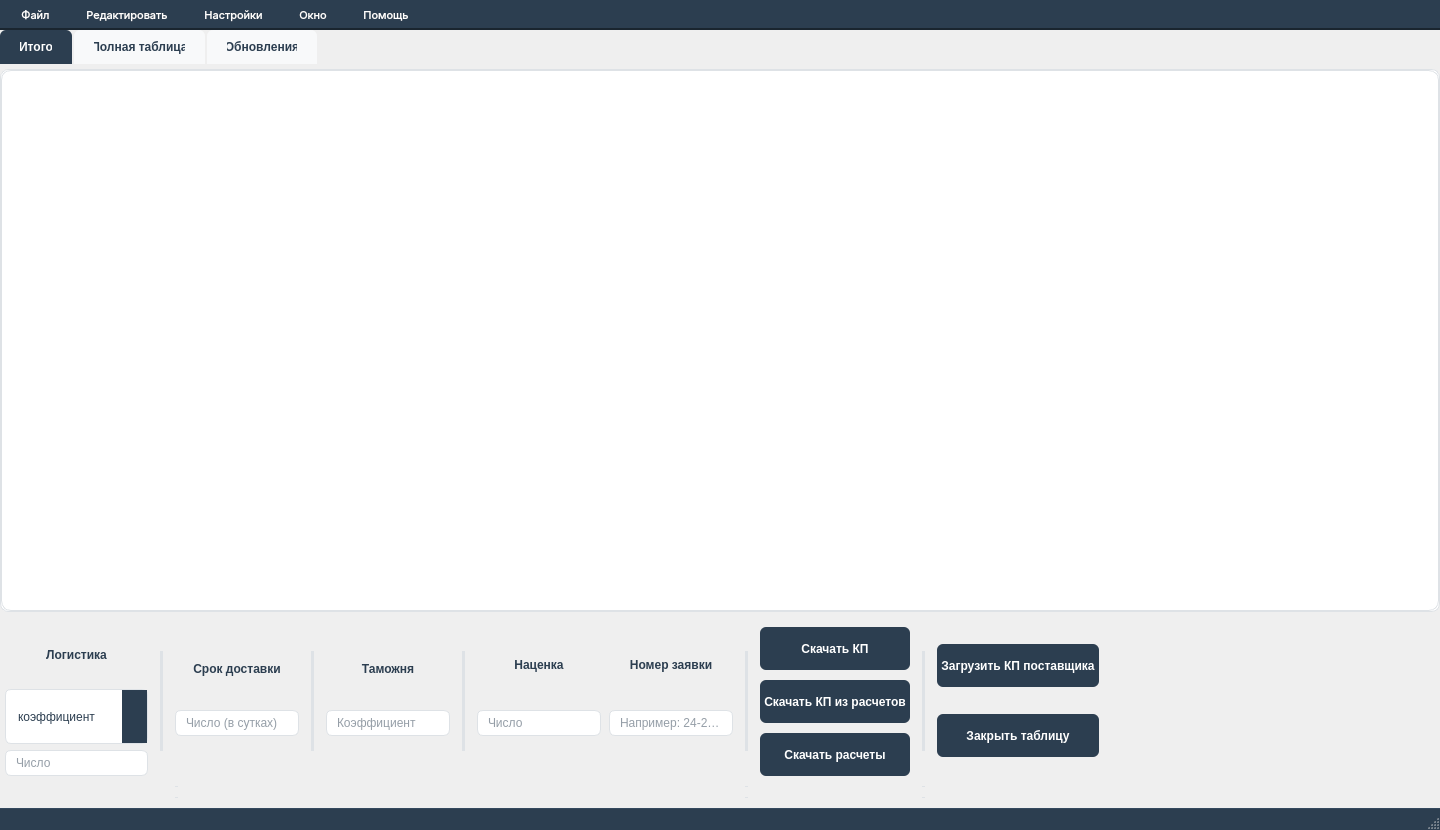
This is ui/mainGui.ui in p4st1/AppForCommercialRequests as Qt 5 draws it before an edit. The edited form follows.
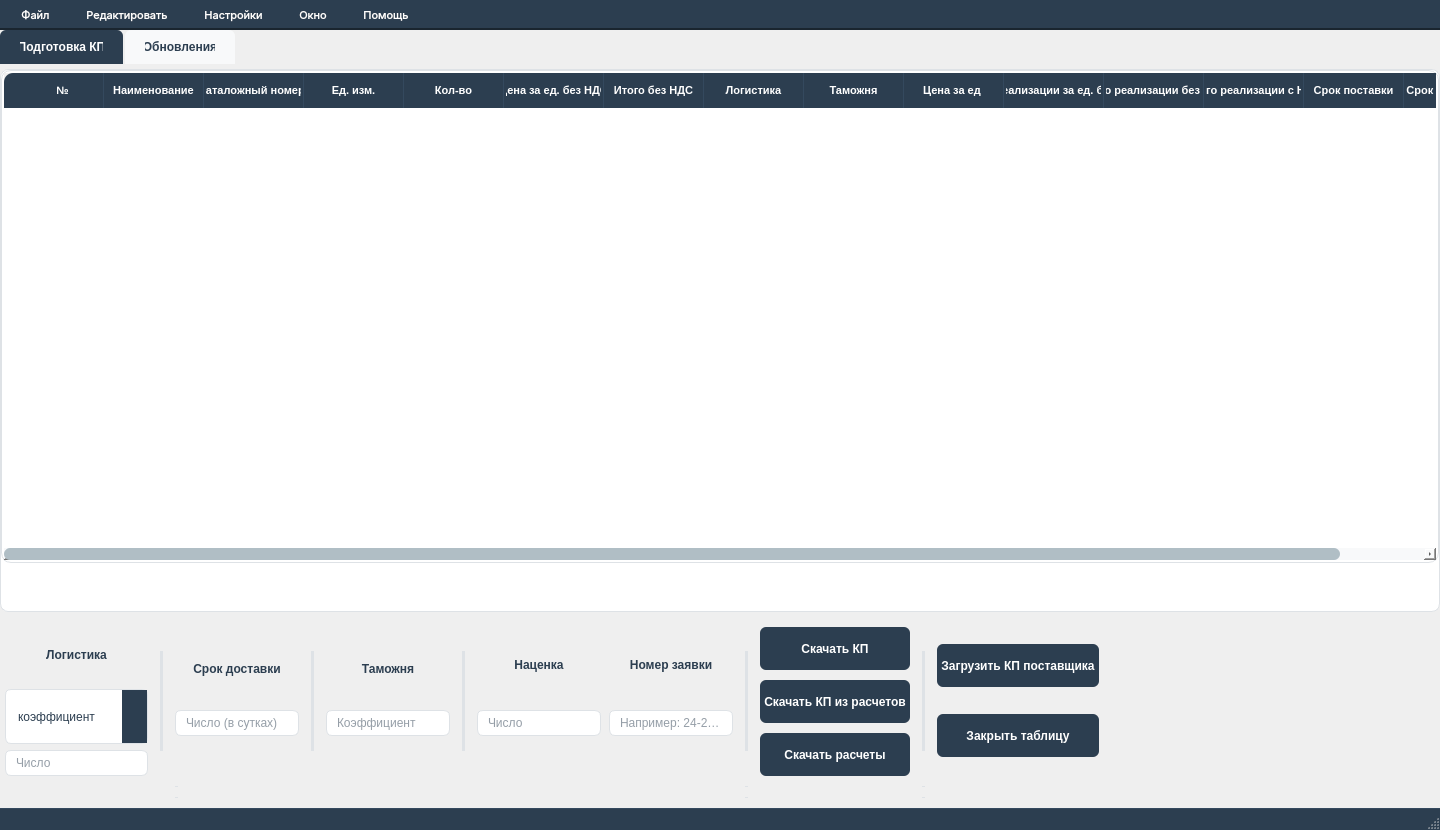
This is the edited form. The open tabs and pages were chosen to show the change. Icons and pictures are not drawn.

```diff
--- a/ui/mainGui.ui
+++ b/ui/mainGui.ui
@@ -988,44 +988,6 @@
       <property name="tabsClosable">
        <bool>false</bool>
       </property>
-      <widget class="QWidget" name="tab_3">
-       <property name="sizePolicy">
-        <sizepolicy hsizetype="Preferred" vsizetype="Maximum">
-         <horstretch>0</horstretch>
-         <verstretch>0</verstretch>
-        </sizepolicy>
-       </property>
-       <attribute name="title">
-        <string>Итого</string>
-       </attribute>
-       <layout class="QVBoxLayout" name="verticalLayout_4">
-        <property name="spacing">
-         <number>0</number>
-        </property>
-        <property name="leftMargin">
-         <number>0</number>
-        </property>
-        <property name="topMargin">
-         <number>0</number>
-        </property>
-        <property name="rightMargin">
-         <number>0</number>
-        </property>
-        <property name="bottomMargin">
-         <number>0</number>
-        </property>
-        <item>
-         <widget class="QTableWidget" name="tableWidget_3">
-          <property name="font">
-           <font>
-            <family>Inter</family>
-            <pointsize>-1</pointsize>
-           </font>
-          </property>
-         </widget>
-        </item>
-       </layout>
-      </widget>
       <widget class="QWidget" name="tab">
        <property name="sizePolicy">
         <sizepolicy hsizetype="Preferred" vsizetype="Maximum">
@@ -1040,7 +1002,7 @@
         </size>
        </property>
        <attribute name="title">
-        <string>Полная таблица</string>
+        <string>Подготовка КП</string>
        </attribute>
        <layout class="QVBoxLayout" name="verticalLayout_2">
         <property name="spacing">
```
Left out of the diff: 2 changed lines with no effect on the pictures.
